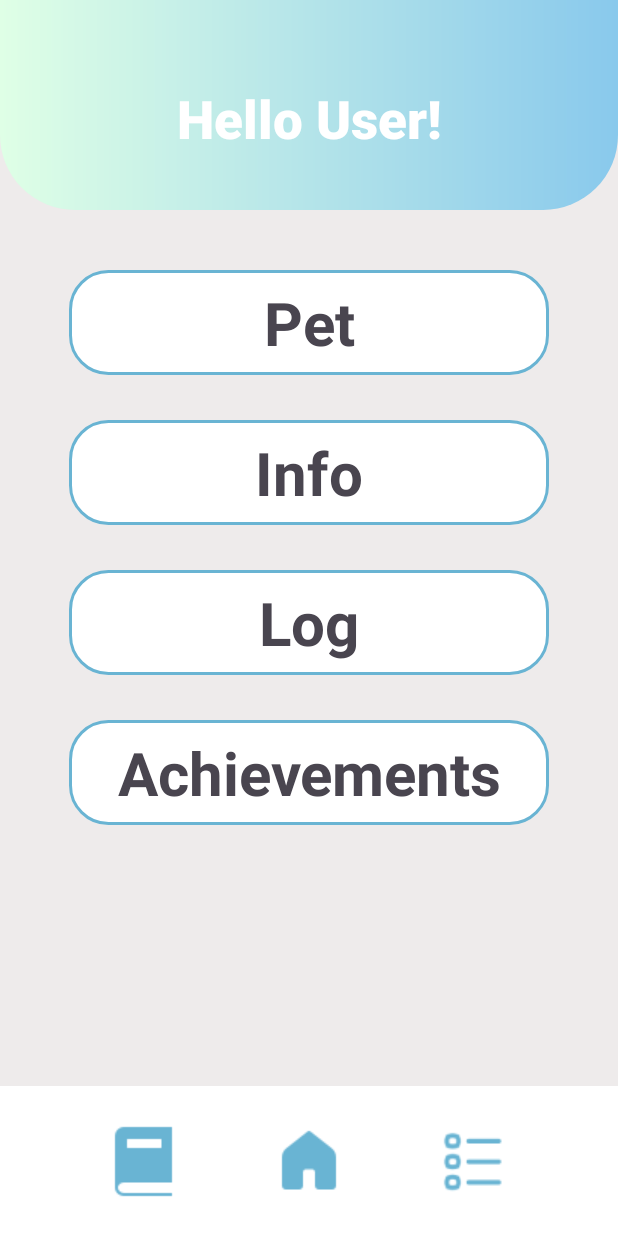
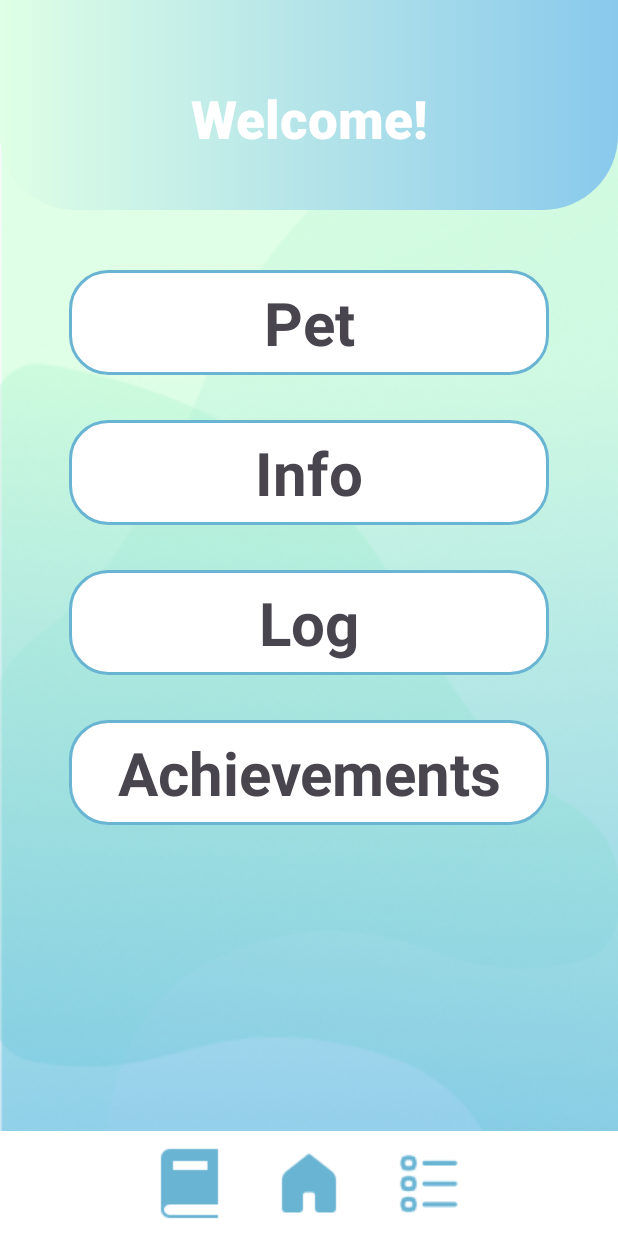
Before and after one commit to aidantrabs/SupplePet, an Android app: the MainActivity screen opened directly, with no data from a screen before it, on a phone screen of 412 x 824 dp. Run offline under Robolectric (Android 15) with nearby library versions, the phone set to English and light mode, and no system bars.

Commit message:
Update main activity layout

```diff
--- a/app/src/main/res/layout/activity_main.xml
+++ b/app/src/main/res/layout/activity_main.xml
@@ -4,44 +4,41 @@
     xmlns:tools="http://schemas.android.com/tools"
     android:layout_width="match_parent"
     android:layout_height="match_parent"
-    android:background="#EEEBEB"
+    android:background="@drawable/background"
     tools:context=".MainActivity">
 
     <com.google.android.material.bottomnavigation.BottomNavigationView
         android:layout_width="match_parent"
-        android:layout_height="100dp"
+        android:layout_height="70dp"
         android:layout_alignParentBottom="true"
         android:background="@color/white">
         <LinearLayout
             android:layout_width="wrap_content"
             android:layout_height="wrap_content"
-            android:layout_gravity="center"
-            >
+            android:layout_gravity="center">
             <ImageButton
                 android:id="@+id/book_button"
-            android:layout_width="110dp"
-            android:layout_height="100dp"
+                android:layout_width="80dp"
+                android:layout_height="50dp"
                 android:src="@drawable/book"
                 android:background="@color/white">
             </ImageButton>
             <ImageButton
                 android:id="@+id/home_button"
-            android:layout_width="110dp"
-            android:layout_height="100dp"
+                android:layout_width="80dp"
+                android:layout_height="50dp"
                 android:src="@drawable/home"
                 android:background="@color/white">
             </ImageButton>
             <ImageButton
                 android:id="@+id/check_button"
-            android:layout_width="110dp"
-            android:layout_height="100dp"
+                android:layout_width="80dp"
+                android:layout_height="50dp"
                 android:src="@drawable/check"
                 android:background="@color/white">
             </ImageButton>
         </LinearLayout>
-
     </com.google.android.material.bottomnavigation.BottomNavigationView>
-
         <LinearLayout
             android:layout_width="match_parent"
             android:layout_height="190dp"
@@ -55,12 +52,11 @@
                 android:textAlignment="center"
                 android:layout_gravity="center"
                 android:layout_marginTop="100dp"
-                android:text="@string/welcomeSign"
+                android:text="@string/welcome"
                 android:textSize="35sp"
                 android:textColor="@color/white"
                 android:fontFamily="sans-serif-black">
             </TextView>
-
         </LinearLayout>
     <ScrollView
         android:layout_width="match_parent"
```
Lines whose indentation alone changed are shown as unchanged.
